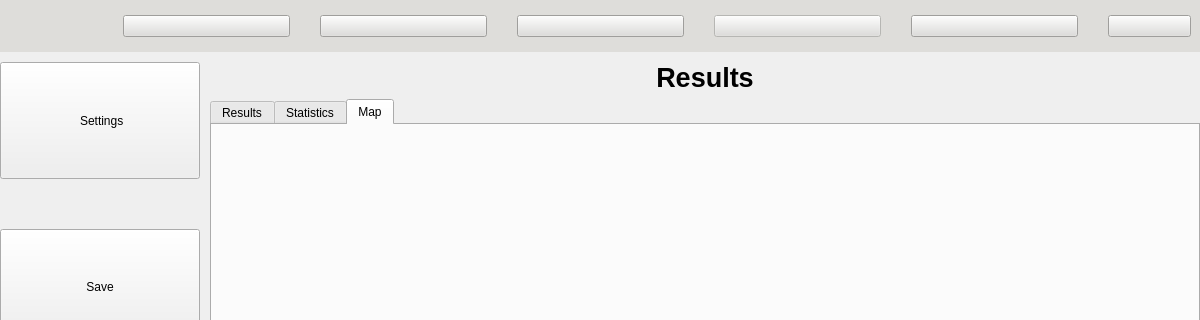
First picture: the form in scripts/Qt/main.ui, repository tahiri-lab/iPhyloGeo_plus_plus, before the edit; both pictures show x 0 to 1200 and y 0 to 320 of the 1200 by 710 pixel window.
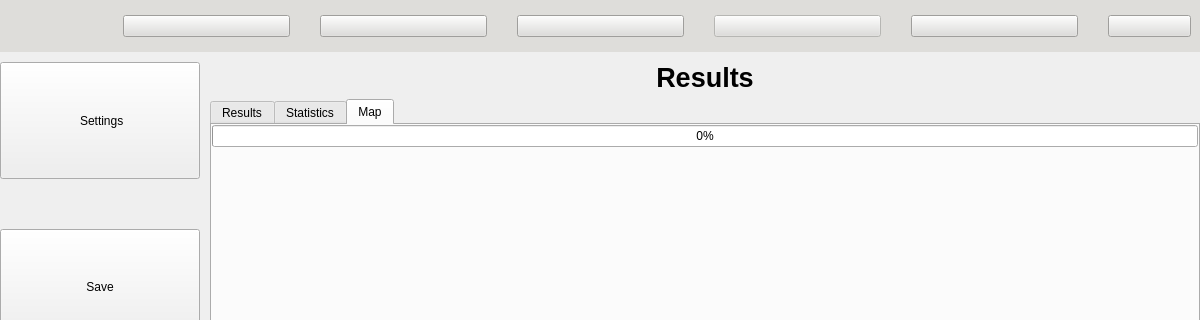
Second picture: the form after the edit. Icons and pictures are not drawn.

Commit message: loading bar

Patch:
```diff
--- a/scripts/Qt/main.ui
+++ b/scripts/Qt/main.ui
@@ -3427,6 +3427,13 @@
                <property name="bottomMargin">
                 <number>0</number>
                </property>
+               <item>
+                <widget class="QProgressBar" name="mapImageBar">
+                 <property name="value">
+                  <number>0</number>
+                 </property>
+                </widget>
+               </item>
                <item>
                 <widget class="QLabel" name="mapImage">
                  <property name="sizePolicy">
```
The commit also changes 2 other files.
